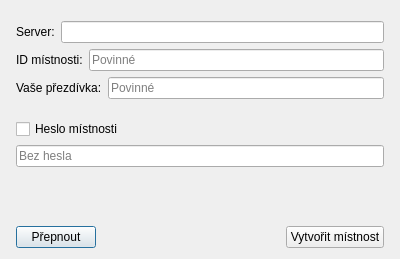
The window that crypto_chat/roomdialog.ui (RxiPland/crypto_chat) describes before a commit, drawn with Qt 5.
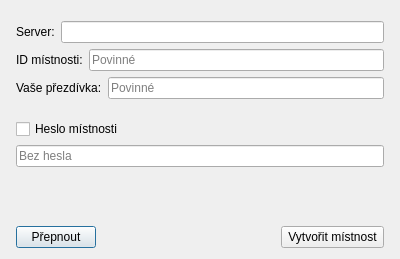
The same window after the commit.

Commit message: edited text of button

The edit to the form file:
```diff
--- a/crypto_chat/roomdialog.ui
+++ b/crypto_chat/roomdialog.ui
@@ -216,7 +216,7 @@
          <item>
           <widget class="QPushButton" name="pushButton">
            <property name="text">
-            <string>Vytvořit místnost</string>
+            <string> Vytvořit místnost </string>
            </property>
           </widget>
          </item>
```
The commit also changes 1 other file.
